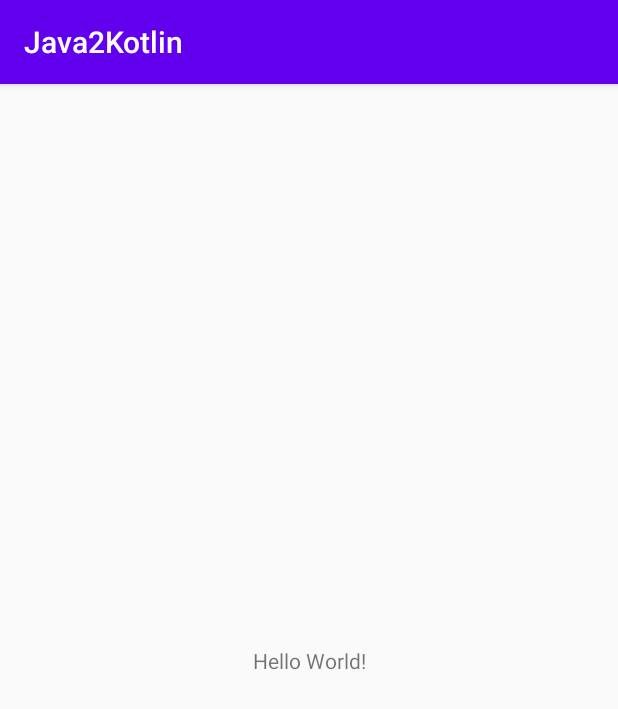
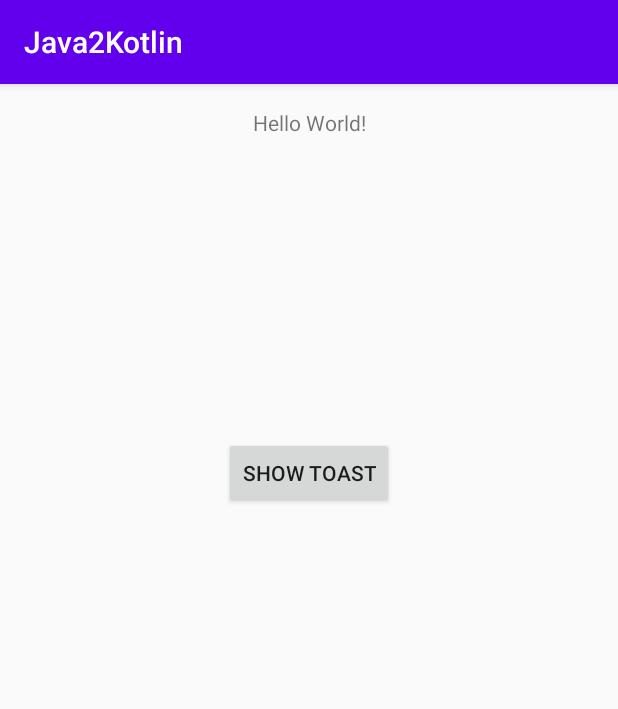
Before and after one commit to shindje/Java2Kotlin, an Android app: the screen it shows after launch (MainActivity), on a phone screen of 412 x 824 dp. Shown: the top 709 px of the screen. Run offline under Robolectric (Android 15) with nearby library versions, the phone set to English and light mode, and no system bars.

Commit message:
Homework 1

```diff
--- a/app/build.gradle
+++ b/app/build.gradle
@@ -1,4 +1,6 @@
 apply plugin: 'com.android.application'
+apply plugin: 'kotlin-android'
+apply plugin: 'kotlin-android-extensions'
 
 android {
     compileSdkVersion 30
@@ -24,6 +26,7 @@ android {
 
 dependencies {
     implementation fileTree(dir: "libs", include: ["*.jar"])
+    implementation "org.jetbrains.kotlin:kotlin-stdlib-jdk7:$kotlin_version"
     implementation 'androidx.appcompat:appcompat:1.2.0'
     implementation 'androidx.constraintlayout:constraintlayout:2.0.1'
     testImplementation 'junit:junit:4.12'
--- a/app/src/main/java/com/example/java2kotlin/MainActivity.java
+++ /dev/null
@@ -1,14 +0,0 @@
-package com.example.java2kotlin;
-
-import androidx.appcompat.app.AppCompatActivity;
-
-import android.os.Bundle;
-
-public class MainActivity extends AppCompatActivity {
-
-    @Override
-    protected void onCreate(Bundle savedInstanceState) {
-        super.onCreate(savedInstanceState);
-        setContentView(R.layout.activity_main);
-    }
-}
--- /dev/null
+++ b/app/src/main/java/com/example/java2kotlin/MainActivity.kt
@@ -0,0 +1,18 @@
+package com.example.java2kotlin
+
+import android.os.Bundle
+import android.widget.Toast
+import androidx.appcompat.app.AppCompatActivity
+import kotlinx.android.synthetic.main.activity_main.*
+
+class MainActivity : AppCompatActivity() {
+    override fun onCreate(savedInstanceState: Bundle?) {
+        super.onCreate(savedInstanceState)
+        setContentView(R.layout.activity_main)
+
+        showToastBtn.setOnClickListener{
+            val toastText = getString(R.string.hello) + ", Kotlin!"
+            Toast.makeText(this, toastText, Toast.LENGTH_LONG).show()
+        }
+    }
+}
--- a/app/src/main/res/layout/activity_main.xml
+++ b/app/src/main/res/layout/activity_main.xml
@@ -7,12 +7,23 @@
     tools:context=".MainActivity">
 
     <TextView
+        android:id="@+id/textView"
         android:layout_width="wrap_content"
         android:layout_height="wrap_content"
+        android:layout_marginTop="16dp"
         android:text="Hello World!"
-        app:layout_constraintBottom_toBottomOf="parent"
         app:layout_constraintLeft_toLeftOf="parent"
         app:layout_constraintRight_toRightOf="parent"
         app:layout_constraintTop_toTopOf="parent" />
 
+    <Button
+        android:id="@+id/showToastBtn"
+        android:layout_width="wrap_content"
+        android:layout_height="wrap_content"
+        android:layout_marginTop="200dp"
+        android:text="@string/button"
+        app:layout_constraintEnd_toEndOf="parent"
+        app:layout_constraintStart_toStartOf="parent"
+        app:layout_constraintTop_toBottomOf="@+id/textView" />
+
 </androidx.constraintlayout.widget.ConstraintLayout>
--- a/app/src/main/res/values/strings.xml
+++ b/app/src/main/res/values/strings.xml
@@ -1,3 +1,5 @@
 <resources>
-    <string name="app_name">Java2Kotlin</string>
+    <string name="app_name" translatable="false">Java2Kotlin</string>
+    <string name="button">Show toast</string>
+    <string name="hello">Hello</string>
 </resources>
--- a/build.gradle
+++ b/build.gradle
@@ -1,11 +1,13 @@
 // Top-level build file where you can add configuration options common to all sub-projects/modules.
 buildscript {
+    ext.kotlin_version = '1.4.10'
     repositories {
         google()
         jcenter()
     }
     dependencies {
         classpath "com.android.tools.build:gradle:4.0.1"
+        classpath "org.jetbrains.kotlin:kotlin-gradle-plugin:$kotlin_version"
 
         // NOTE: Do not place your application dependencies here; they belong
         // in the individual module build.gradle files
```
Also changed, not shown: 1 other file.
